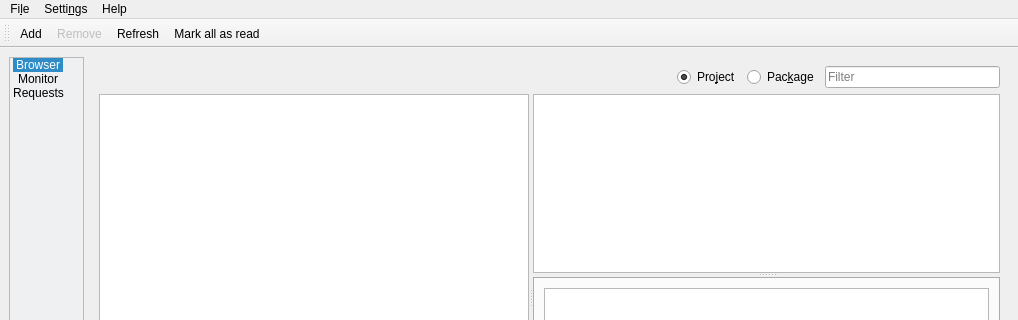
Qt form src/gui/mainwindow.ui (javierllorente/qactus) before a commit; both pictures show x 0 to 1018 and y 0 to 320 of the 1018 by 540 pixel window.
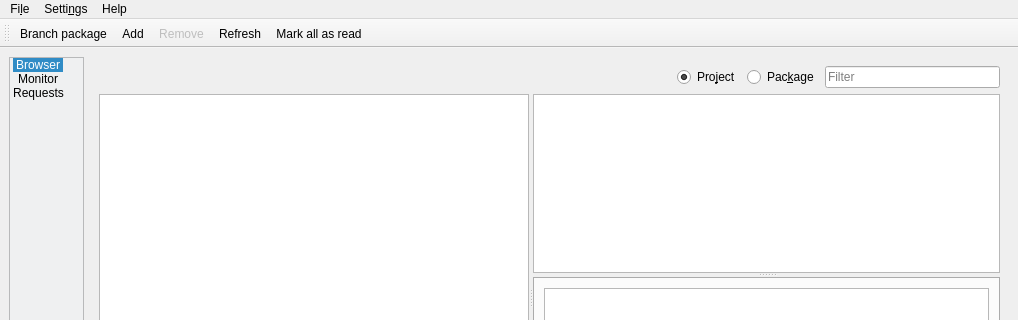
The same form after that commit. Icons and pictures are not drawn. Custom widgets are drawn as their Qt base class.

Commit message: Add 'Branch package' button, dialog to make sure user wants to branch it and implement slotReceivedStatus()

Diff of the .ui file:
```diff
--- a/src/gui/mainwindow.ui
+++ b/src/gui/mainwindow.ui
@@ -455,6 +455,7 @@
    <attribute name="toolBarBreak">
     <bool>false</bool>
    </attribute>
+   <addaction name="action_Branch_package"/>
    <addaction name="action_Add"/>
    <addaction name="action_Remove"/>
    <addaction name="action_Refresh"/>
@@ -558,6 +559,17 @@
     <string>Ctrl+M</string>
    </property>
   </action>
+  <action name="action_Branch_package">
+   <property name="text">
+    <string>&amp;Branch package</string>
+   </property>
+   <property name="shortcut">
+    <string>Ctrl+B</string>
+   </property>
+   <property name="visible">
+    <bool>false</bool>
+   </property>
+  </action>
  </widget>
  <customwidgets>
   <customwidget>
```
The commit also changes 2 other files.
